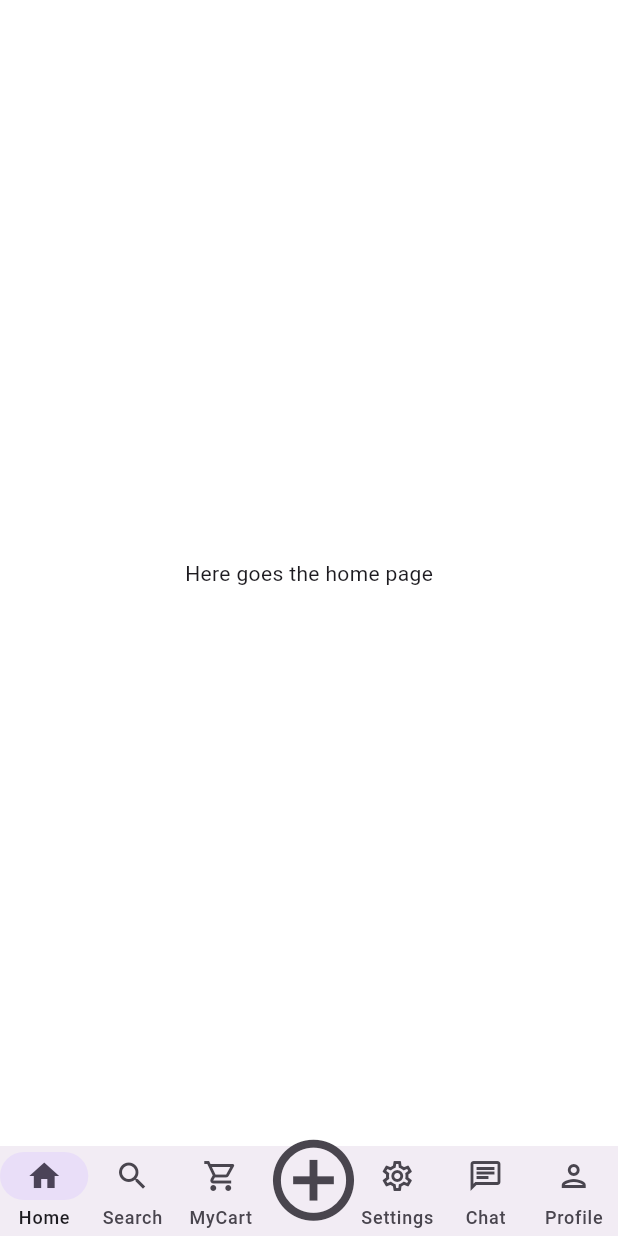
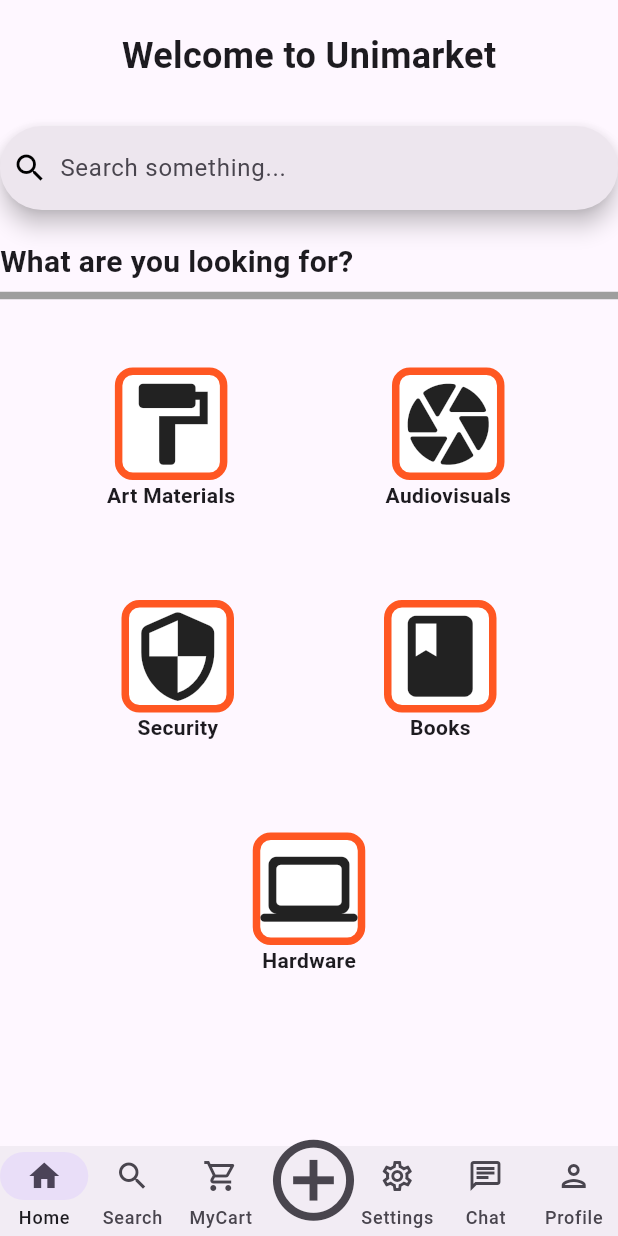
Before and after one commit to ISIS3510-202410-Team5/Flutter, a Flutter app: the BodyView screen opened directly, on a phone screen of 412 x 824 dp. Run offline on Flutter 3.47's test engine with Material 3 defaults, Android fonts, the phone set to English and light mode, and no system bars; our stand-ins replace firebase_core; accounts and stored records are empty.

Commit message:
Home view

```diff
--- /dev/null
+++ b/unimarket/devtools_options.yaml
@@ -0,0 +1 @@
+extensions:
--- a/unimarket/lib/Views/body_view.dart
+++ b/unimarket/lib/Views/body_view.dart
@@ -1,4 +1,5 @@
 import 'package:flutter/material.dart';
+import 'package:unimarket/Views/home_view.dart';
 import 'package:unimarket/Views/search_view.dart';
 import 'package:unimarket/nav_bar.dart';
 
@@ -16,7 +17,7 @@ class _BodyViewState extends State<BodyView> {
     Container(
       color: Colors.white,
       alignment: Alignment.center,
-      child: Text('Here goes the home page'),
+      child: const HomeView(),
     ),
 
     Container(
--- /dev/null
+++ b/unimarket/lib/Views/home_view.dart
@@ -0,0 +1,171 @@
+import 'package:flutter/material.dart';
+import 'package:unimarket/Views/search_view.dart';
+
+class HomeView extends StatefulWidget {
+  const HomeView({super.key});
+
+  @override
+  State<HomeView> createState() => _HomeViewState();
+}
+
+class _HomeViewState extends State<HomeView> {
+
+  void searchSelection(){
+    Navigator.push(context, MaterialPageRoute(builder: (context) =>  SearchView()));
+  }
+
+  @override
+  Widget build(BuildContext context) {
+    return Scaffold(
+
+      body:
+        ListView(
+
+          children: [
+            SizedBox(height: 20,),
+
+            Align(
+              alignment: Alignment.center,
+              child: Text("Welcome to Unimarket", style: TextStyle(fontSize: 24, fontWeight: FontWeight.bold,),),
+            ),
+
+            SizedBox(height: 30,),
+
+            SearchBar(
+              leading: Icon(Icons.search, color: Colors.black,),
+              hintText: "Search something...",
+              onTap: () {searchSelection();},
+            ),
+
+            SizedBox(height: 20,),
+
+            Text("What are you looking for?", style: TextStyle(fontSize: 20, fontWeight: FontWeight.bold),),
+
+            Divider(thickness: 5, color: Colors.grey,),
+
+            SizedBox(height: 40,),
+
+            Row(
+              mainAxisAlignment: MainAxisAlignment.center,
+              children: [
+                Column(
+                  children: [
+                    Container(
+                      decoration: BoxDecoration(
+                        color: Colors.white,
+                        borderRadius: BorderRadius.circular(12),
+                        border: Border.all(color: Colors.deepOrange, width: 5)
+                      ),
+                      child:
+                        Column(
+                          children: [
+                            Icon(Icons.format_paint, size: 65,),
+                          ],
+                        ),
+                    ),
+                    Text("Art Materials", style: TextStyle(fontWeight: FontWeight.bold),)
+                  ],
+                ),
+
+                SizedBox(width: 100,),
+
+                Column(
+                  children: [
+                    Container(
+                      decoration: BoxDecoration(
+                        color: Colors.white,
+                        borderRadius: BorderRadius.circular(12),
+                        border: Border.all(color: Colors.deepOrange, width: 5)
+                      ),
+                      child:
+                        Column(
+                          children: [
+                            Icon(Icons.camera_rounded, size: 65,),
+                          ],
+                        ),
+                    ),
+                    Text("Audiovisuals", style: TextStyle(fontWeight: FontWeight.bold))
+                  ],
+                ),
+              ],
+            ),
+
+            SizedBox(height: 60,),
+
+            Row(
+              mainAxisAlignment: MainAxisAlignment.center,
+              children: [
+                Column(
+                  children: [
+                    Container(
+                      decoration: BoxDecoration(
+                        color: Colors.white,
+                        borderRadius: BorderRadius.circular(12),
+                        border: Border.all(color: Colors.deepOrange, width: 5)
+                      ),
+                      child:
+                        Column(
+                          children: [
+                            Icon(Icons.security_rounded, size: 65,),
+                          ],
+                        ),
+                    ),
+                    Text("Security", style: TextStyle(fontWeight: FontWeight.bold))
+                  ],
+                ),
+
+                SizedBox(width: 100,),
+
+                Column(
+                  children: [
+                    Container(
+                      decoration: BoxDecoration(
+                        color: Colors.white,
+                        borderRadius: BorderRadius.circular(12),
+                        border: Border.all(color: Colors.deepOrange, width: 5)
+                      ),
+                      child:
+                        Column(
+                          children: [
+                            Icon(Icons.book, size: 65,),
+                          ],
+                        ),
+                    ),
+                    Text("Books", style: TextStyle(fontWeight: FontWeight.bold))
+                  ],
+                ),
+              ],
+            ),
+
+            SizedBox(height: 60,),
+
+            Row(
+              mainAxisAlignment: MainAxisAlignment.center,
+              children: [
+                Column(
+                  children: [
+                    Container(
+                      decoration: BoxDecoration(
+                        color: Colors.white,
+                        borderRadius: BorderRadius.circular(12),
+                        border: Border.all(color: Colors.deepOrange, width: 5)
+                      ),
+                      child:
+                        Column(
+                          children: [
+                            Icon(Icons.computer_rounded, size: 65,),
+                          ],
+                        ),
+                    ),
+                    Text("Hardware", style: TextStyle(fontWeight: FontWeight.bold))
+                  ],
+                ),
+
+
+              ],
+            ),
+          ],
+        ),
+    );
+  }
+}
--- a/unimarket/lib/Views/productDetail_view.dart
+++ b/unimarket/lib/Views/productDetail_view.dart
@@ -32,6 +32,7 @@ class ProductDetail_view extends StatelessWidget {
 
       backgroundColor: Colors.grey[100],
 
+
       appBar: AppBar(
         centerTitle: true,
         backgroundColor: Colors.white,
@@ -40,7 +41,11 @@ class ProductDetail_view extends StatelessWidget {
       ),
 
       body:
-        Expanded(
+        ListView(
+          scrollDirection: Axis.vertical,
+
+          children: [
+            Expanded(
           child: Column(
             children: [
 
@@ -120,8 +125,7 @@ class ProductDetail_view extends StatelessWidget {
                   ),
               ),
 
-              SizedBox(height: 20,)
-,
+              SizedBox(height: 20,),
               Row(
                 children: [
                   SizedBox(width: 10,),
@@ -221,7 +225,10 @@ class ProductDetail_view extends StatelessWidget {
                 ],
               ),
             ],
-          ),),
+          ),
+        ),
+          ],
+        )
 
     );
   }
--- a/unimarket/lib/vistas/vista_login.dart
+++ b/unimarket/lib/Views/vista_login.dart
@@ -1,4 +1,5 @@
 import 'package:flutter/material.dart';
+import 'package:unimarket/Views/body_view.dart';
 
 class VistaLogin extends StatelessWidget {
   const VistaLogin({super.key});
@@ -39,6 +40,18 @@ class VistaLogin extends StatelessWidget {
 
   @override
   Widget build(BuildContext context) {
+
+    void authenticationProcess(){
+
+      bool existing_user = true;
+
+      // Aquí va el proceso de verificación con Firebase
+
+      if(existing_user){
+        Navigator.push(context, MaterialPageRoute(builder: (context) =>  BodyView()));
+      }
+    }
+
     return Scaffold(
       backgroundColor: const Color.fromARGB(255, 250, 206, 190),
       body: Column(
@@ -87,7 +100,7 @@ class VistaLogin extends StatelessWidget {
                             obscureText: true),
                         const SizedBox(height: 20.0),
                         ElevatedButton(
-                          onPressed: () {},
+                          onPressed: (){authenticationProcess();},
                           style: ElevatedButton.styleFrom(
                             backgroundColor: Colors.white,
                             padding:
--- a/unimarket/lib/main.dart
+++ b/unimarket/lib/main.dart
@@ -1,14 +1,10 @@
 import 'package:firebase_core/firebase_core.dart';
 import 'package:flutter/material.dart';
 import 'package:unimarket/Views/body_view.dart';
+import 'package:unimarket/Views/vista_login.dart';
 import 'package:unimarket/firebase_options.dart';
 
-Future<void> main() async {
-  WidgetsFlutterBinding.ensureInitialized();
-  await Firebase.initializeApp(
-    name: 'unimarket-app',
-    options: DefaultFirebaseOptions.currentPlatform,
-  );
+void main(){
   runApp(const MyApp());
 }
 
@@ -23,7 +19,7 @@
         colorScheme: ColorScheme.fromSeed(seedColor: Colors.deepPurple),
         useMaterial3: true,
       ),
-      home: BodyView(),
+      home: VistaLogin(),
     );
   }
 }
--- a/unimarket/lib/vistas/vista_home.dart
+++ /dev/null
@@ -1,10 +0,0 @@
-import 'package:flutter/material.dart';
-
-class VistaHome extends StatelessWidget {
-  const VistaHome({super.key});
-
-  @override
-  Widget build(BuildContext context) {
-    return const Scaffold();
-  }
-}
```
Also changed, not shown: unimarket/pubspec.lock.
